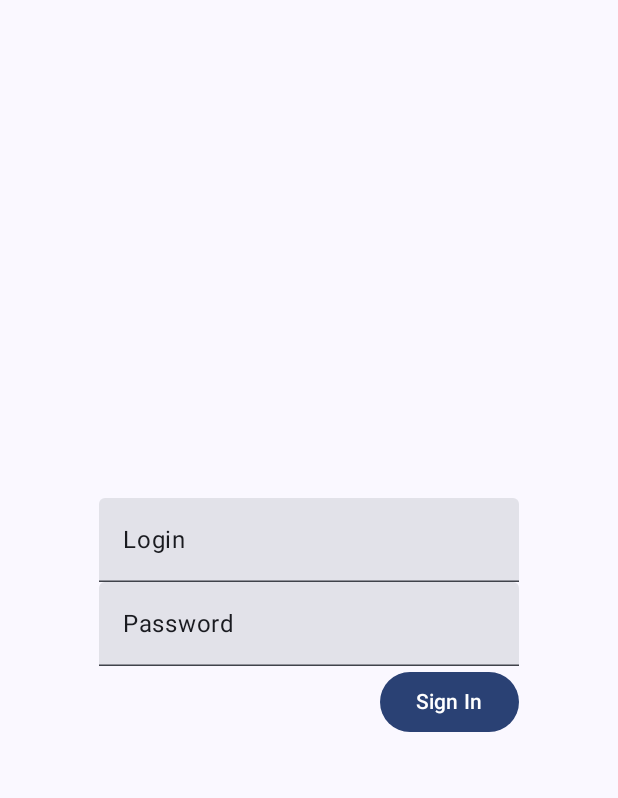
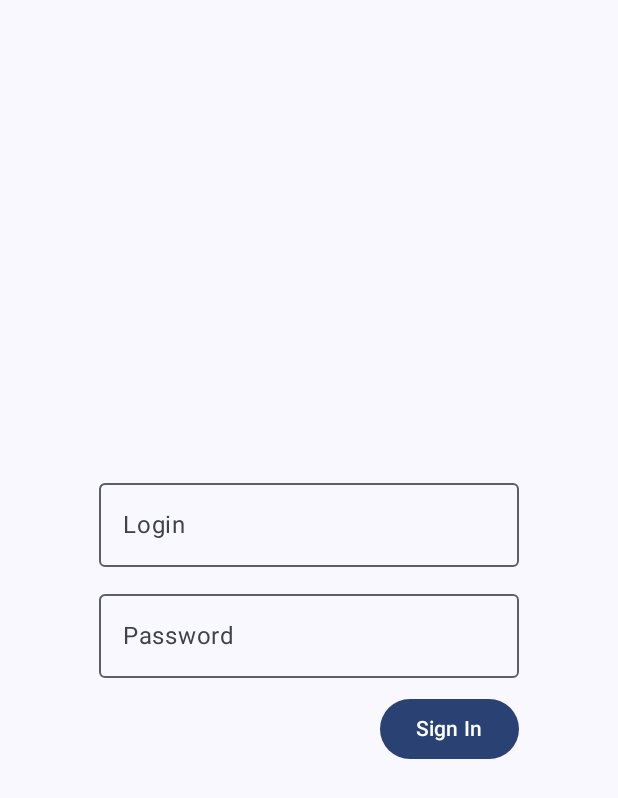
Before and after one commit to Extaleus/RedmineClient, an Android app built with Jetpack Compose: the screen it shows after launch (MainActivity), on a phone screen of 412 x 824 dp. Shown: the top 798 px of the screen. Run offline under Robolectric (Android 15) with nearby library versions, the phone set to English and light mode, and no system bars; our stand-ins replace Dagger/Hilt's generated code.

Commit message:
Repository + Request

```diff
--- a/app/src/main/AndroidManifest.xml
+++ b/app/src/main/AndroidManifest.xml
@@ -2,7 +2,10 @@
 <manifest xmlns:android="http://schemas.android.com/apk/res/android"
     xmlns:tools="http://schemas.android.com/tools">
 
+    <uses-permission android:name="android.permission.INTERNET" />
+
     <application
+        android:name=".App"
         android:allowBackup="true"
         android:dataExtractionRules="@xml/data_extraction_rules"
         android:fullBackupContent="@xml/backup_rules"
@@ -15,7 +18,6 @@
         <activity
             android:name=".MainActivity"
             android:exported="true"
-            android:label="@string/app_name"
             android:theme="@style/Theme.RedmineClient">
             <intent-filter>
                 <action android:name="android.intent.action.MAIN" />
--- /dev/null
+++ b/app/src/main/java/com/example/redmineclient/App.kt
@@ -0,0 +1,8 @@
+package com.example.redmineclient
+
+import android.app.Application
+import dagger.hilt.android.HiltAndroidApp
+
+@HiltAndroidApp
+class App : Application() {
+}
--- /dev/null
+++ b/app/src/main/java/com/example/redmineclient/AppModule.kt
@@ -0,0 +1,62 @@
+package com.example.redmineclient
+
+import android.util.Log
+import dagger.Module
+import dagger.Provides
+import dagger.hilt.InstallIn
+import dagger.hilt.components.SingletonComponent
+import okhttp3.Credentials
+import okhttp3.Interceptor
+import okhttp3.OkHttpClient
+import okhttp3.Request
+import okhttp3.Response
+import okhttp3.logging.HttpLoggingInterceptor
+import retrofit2.Retrofit
+import retrofit2.converter.gson.GsonConverterFactory
+import java.io.IOException
+
+const val BASE_URL = "https://rm.stagingmonster.com/"
+
+@Module
+@InstallIn(SingletonComponent::class)
+class AppModule {
+    private val loggingInterceptor = HttpLoggingInterceptor().apply {
+        level = HttpLoggingInterceptor.Level.BODY
+    }
+
+    private val okHttpBuilder = OkHttpClient.Builder()
+        .addInterceptor(loggingInterceptor)
+
+    @Provides
+    fun provideRedmineApi(): RedmineApi {
+        okHttpBuilder.addInterceptor(
+            BasicAuthInterceptor(
+                "maxim.danilichenko",
+                "Jackp0t For A Sucker 1337"
+            )
+        )
+
+        return Retrofit.Builder()
+            .baseUrl(BASE_URL)
+            .addConverterFactory(GsonConverterFactory.create())
+            .client(okHttpBuilder.build())
+            .build()
+            .create(RedmineApi::class.java)
+    }
+}
+
+class BasicAuthInterceptor(username: String, password: String) : Interceptor {
+    private val credentials: String = Credentials.basic(username, password)
+
+    @Throws(IOException::class)
+    override fun intercept(chain: Interceptor.Chain): Response {
+        val request: Request = chain.request()
+        val authenticatedRequest: Request = request.newBuilder()
+            .header("Authorization", credentials).build()
+        val response: Response = chain.proceed(authenticatedRequest)
+        if (!response.isSuccessful) {
+            Log.e("my", "CHECK YOUR INFO")
+        }
+        return response
+    }
+}
--- /dev/null
+++ b/app/src/main/java/com/example/redmineclient/IssuesRepositoryImpl.kt
@@ -0,0 +1,13 @@
+package com.example.redmineclient
+
+import javax.inject.Inject
+
+class IssuesRepositoryImpl @Inject constructor(
+    private val redmineApi: RedmineApi
+) : IssuesRepository {
+    override suspend fun getIssues(): Result<IssuesData> {
+        return runCatching {
+            redmineApi.getIssues()
+        }
+    }
+}
--- /dev/null
+++ b/app/src/main/java/com/example/redmineclient/IssuesViewModel.kt
@@ -0,0 +1,54 @@
+package com.example.redmineclient
+
+import android.util.Log
+import androidx.lifecycle.ViewModel
+import androidx.lifecycle.viewModelScope
+import dagger.hilt.android.lifecycle.HiltViewModel
+import kotlinx.coroutines.Dispatchers
+import kotlinx.coroutines.launch
+import kotlinx.coroutines.withContext
+import javax.inject.Inject
+
+@HiltViewModel
+class IssuesViewModel @Inject constructor(
+    private val issuesRepository: IssuesRepository
+) : ViewModel() {
+
+    fun loginRequest() {
+        viewModelScope.launch(Dispatchers.IO) {
+            val issues = issuesRepository.getIssues()
+
+            withContext(Dispatchers.Main) {
+                Log.d("my", issues.toString())
+            }
+        }
+    }
+
+//    private lateinit var redmineRequest: RedmineApi
+
+//    private val interceptor = HttpLoggingInterceptor()
+//    private val client: OkHttpClient
+
+//    init {
+//        interceptor.level = HttpLoggingInterceptor.Level.BODY
+//        client = OkHttpClient.Builder().addInterceptor(interceptor).build()
+
+//        loginRequest()
+//    }
+
+//    fun loginRequest() {
+//        viewModelScope.launch(Dispatchers.IO) {
+//            redmineRequest =
+//                Retrofit.Builder().baseUrl("https://rm.stagingmonster.com").client(client)
+//                    .addConverterFactory(GsonConverterFactory.create()).build()
+//                    .create(RedmineApi::class.java)
+//
+//            val issuesData = redmineRequest.getIssues()
+//            withContext(Dispatchers.Main) {
+//                val any = issuesData.issues
+//                Log.d("my", any.toString())
+//            }
+//        }
+//    }
+
+}
--- a/app/src/main/java/com/example/redmineclient/MainActivity.kt
+++ b/app/src/main/java/com/example/redmineclient/MainActivity.kt
@@ -3,22 +3,30 @@ package com.example.redmineclient
 import android.os.Bundle
 import androidx.activity.ComponentActivity
 import androidx.activity.compose.setContent
+import androidx.activity.viewModels
 import androidx.compose.foundation.layout.Box
 import androidx.compose.foundation.layout.Column
 import androidx.compose.foundation.layout.fillMaxSize
+import androidx.compose.foundation.layout.padding
 import androidx.compose.material3.Button
 import androidx.compose.material3.MaterialTheme
+import androidx.compose.material3.OutlinedTextField
 import androidx.compose.material3.Surface
 import androidx.compose.material3.Text
-import androidx.compose.material3.TextField
 import androidx.compose.runtime.Composable
+import androidx.compose.runtime.getValue
+import androidx.compose.runtime.mutableStateOf
+import androidx.compose.runtime.remember
+import androidx.compose.runtime.setValue
 import androidx.compose.ui.Alignment
 import androidx.compose.ui.Modifier
-import androidx.compose.ui.tooling.preview.Preview
+import androidx.compose.ui.unit.dp
 import com.example.redmineclient.ui.theme.RedmineClientTheme
+import dagger.hilt.android.AndroidEntryPoint
 
+@AndroidEntryPoint
 class MainActivity : ComponentActivity() {
-    private val loginViewModel = LoginViewModel()
+    private val issuesViewModel: IssuesViewModel by viewModels()
 
     override fun onCreate(savedInstanceState: Bundle?) {
         super.onCreate(savedInstanceState)
@@ -28,7 +36,7 @@ class MainActivity : ComponentActivity() {
                     modifier = Modifier.fillMaxSize(),
                     color = MaterialTheme.colorScheme.background
                 ) {
-                    MainView(loginViewModel)
+                    MainView(issuesViewModel)
                 }
             }
         }
@@ -36,31 +44,45 @@ class MainActivity : ComponentActivity() {
 }
 
 @Composable
-fun MainView(loginViewModel: LoginViewModel) {
-    Login(loginViewModel)
+fun MainView(issuesViewModel: IssuesViewModel) {
+    Login(issuesViewModel)
 }
 
 @Composable
-fun Login(loginViewModel: LoginViewModel) {
+fun Login(issuesViewModel: IssuesViewModel) {
+    var loginText by remember { mutableStateOf("") }
+    var passwordText by remember { mutableStateOf("") }
+
     Box(
         modifier = Modifier
             .fillMaxSize(),
         contentAlignment = Alignment.Center
     ) {
-        Column (horizontalAlignment = Alignment.End){
-            TextField(value = "Login", onValueChange = { /*TODO*/ })
-            TextField(value = "Password", onValueChange = { /*TODO*/ })
-            Button(onClick = { loginViewModel.loginRequest("maxim.danilichenko", "Jackp0t For A Sucker 1337") }) {
+        Column(horizontalAlignment = Alignment.End) {
+            OutlinedTextField(
+                value = loginText,
+                onValueChange = { loginText = it },
+                label = { Text("Login") })
+            OutlinedTextField(
+                value = passwordText,
+                onValueChange = { passwordText = it },
+                label = { Text(text = "Password") },
+                modifier = Modifier
+                    .padding(top = 10.dp, bottom = 10.dp))
+
+            Button(onClick = {
+                issuesViewModel.loginRequest()
+            }) {
                 Text(text = "Sign In")
             }
         }
     }
 }
 
-@Preview(showBackground = true)
-@Composable
-fun MainViewPreview() {
-    RedmineClientTheme {
-        MainView(LoginViewModel())
-    }
-}
+//@Preview(showBackground = true)
+//@Composable
+//fun MainViewPreview() {
+//    RedmineClientTheme {
+//        MainView(IssuesViewModel())
+//    }
+//}
--- /dev/null
+++ b/app/src/main/java/com/example/redmineclient/RedmineApi.kt
@@ -0,0 +1,10 @@
+package com.example.redmineclient
+
+import retrofit2.http.GET
+
+private const val FETCH_LESSONS_URL = "issues.json"
+
+interface RedmineApi {
+    @GET("$BASE_URL$FETCH_LESSONS_URL")
+    suspend fun getIssues(): IssuesData
+}
--- a/app/src/main/java/com/example/redmineclient/RedmineRequest.kt
+++ /dev/null
@@ -1,12 +0,0 @@
-package com.example.redmineclient
-
-import retrofit2.http.GET
-import retrofit2.http.Query
-
-interface RedmineRequest {
-    @GET("issues")
-    suspend fun getIssues(
-        @Query("username") username: String,
-        @Query("password") password: String
-    ): IssuesData
-}
--- a/build.gradle.kts
+++ b/build.gradle.kts
@@ -2,4 +2,5 @@
 plugins {
     alias(libs.plugins.androidApplication) apply false
     alias(libs.plugins.jetbrainsKotlinAndroid) apply false
+    id("com.google.dagger.hilt.android") version "2.51.1" apply false
 }
--- a/gradle/libs.versions.toml
+++ b/gradle/libs.versions.toml
@@ -11,6 +11,8 @@ composeBom = "2024.04.00"
 
 retrofitVer = "2.9.0"
 converter-gsonVer = "2.9.0"
+okhttpVer = "4.12.0"
+logging-interceptorVer = "4.7.2"
 
 coroutinesAVer = "1.8.0"
 coroutinesCVer = "1.8.0"
@@ -34,6 +36,9 @@ androidx-material3 = { group = "androidx.compose.material3", name = "material3"
 retrofit = { group = "com.squareup.retrofit2", name = "retrofit", version.ref = "retrofitVer" }
 converter-gson = { group = "com.squareup.retrofit2", name = "converter-gson", version.ref = "converter-gsonVer" }
 
+okhttp = { group = "com.squareup.okhttp3", name = "okhttp", version.ref = "okhttpVer" }
+logging-interceptor = { group = "com.squareup.okhttp3", name = "logging-interceptor", version.ref = "logging-interceptorVer" }
+
 kotlinx-coroutines-android = { group = "org.jetbrains.kotlinx", name = "kotlinx-coroutines-android", version.ref = "coroutinesAVer" }
 kotlinx-coroutines-core = { group = "org.jetbrains.kotlinx", name = "kotlinx-coroutines-core", version.ref = "coroutinesCVer" }
 
```
Also changed, not shown: app/build.gradle.kts (+7 -0 lines), app/src/main/java/com/example/redmineclient/Data.kt (+57 -1 lines), app/src/main/java/com/example/redmineclient/IssuesRepository.kt (added, +17 -0 lines), app/src/main/java/com/example/redmineclient/LoginViewModel.kt (deleted, +0 -30 lines).
